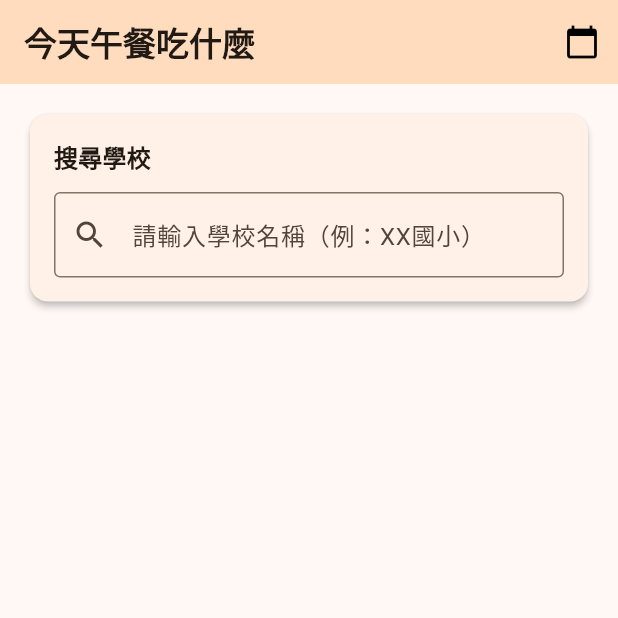
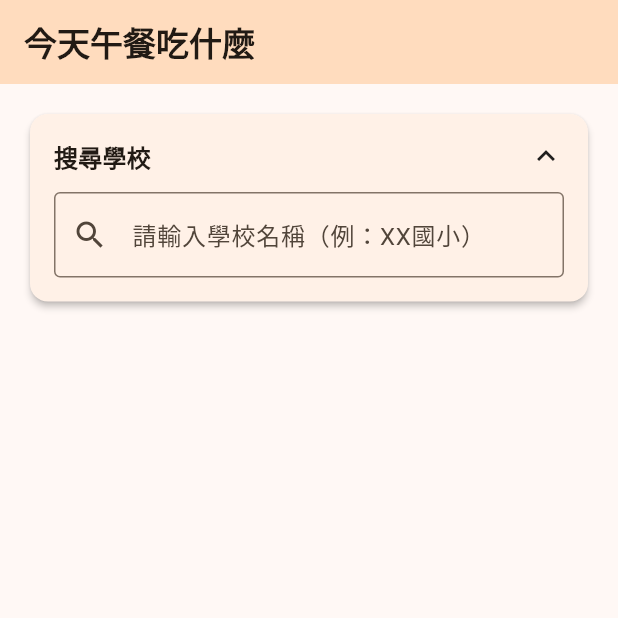
Before and after one commit to ChiuHuang/LunchToday, a Flutter app: the screen it shows after launch, on a phone screen of 412 x 824 dp, the top half of it. Run offline on Flutter 3.47's test engine with Material 3 defaults, Android fonts, the phone set to English and light mode, and no system bars.

Commit message:
modified:   lib/main.dart

```diff
--- a/lib/main.dart
+++ b/lib/main.dart
@@ -40,6 +40,7 @@ class _LunchMenuHomePageState extends State<LunchMenuHomePage> {
   bool _isLoading = false;
   String _errorMessage = '';
   DateTime _selectedDate = DateTime.now();
+  bool _isSchoolPickerExpanded = true;
 
   @override
   void initState() {
@@ -165,13 +166,6 @@ class _LunchMenuHomePageState extends State<LunchMenuHomePage> {
           '今天午餐吃什麼',
           style: TextStyle(fontWeight: FontWeight.bold),
         ),
-        actions: <Widget>[
-          IconButton(
-            icon: const Icon(Icons.calendar_today, color: Colors.black),
-            onPressed: () => _showDatePicker(context),
-            tooltip: '選擇日期查看午餐',
-          ),
-        ],
         backgroundColor: Theme.of(context).colorScheme.primaryContainer,
         elevation: 0,
       ),
@@ -187,12 +181,31 @@ class _LunchMenuHomePageState extends State<LunchMenuHomePage> {
                 child: Column(
                   crossAxisAlignment: CrossAxisAlignment.start,
                   children: [
+                    InkWell(
+                      onTap: () {
+                        setState(() {
+                          _isSchoolPickerExpanded = !_isSchoolPickerExpanded;
+                        });
+                      },
+                      child: Row(
+                        children: [
                           Text(
-                      '搜尋學校',
-                      style: Theme.of(context).textTheme.titleMedium?.copyWith(
-                        fontWeight: FontWeight.bold,
+                            _selectedSchool == null
+                                ? '搜尋學校'
+                                : '已選擇: ${_selectedSchool!.schoolName}',
+                            style: Theme.of(context).textTheme.titleMedium
+                                ?.copyWith(fontWeight: FontWeight.bold),
+                          ),
+                          const Spacer(),
+                          Icon(
+                            _isSchoolPickerExpanded
+                                ? Icons.expand_less
+                                : Icons.expand_more,
+                          ),
+                        ],
                       ),
                     ),
+                    if (_isSchoolPickerExpanded) ...[
                       const SizedBox(height: 12),
                       TextField(
                         controller: _searchController,
@@ -219,11 +232,13 @@ class _LunchMenuHomePageState extends State<LunchMenuHomePage> {
                                 subtitle: Text('學校代碼: ${school.schoolCode}'),
                                 onTap: () => _selectSchool(school),
                                 selected:
-                                  _selectedSchool?.schoolId == school.schoolId,
+                                    _selectedSchool?.schoolId ==
+                                    school.schoolId,
                               );
                             },
                           ),
                         ),
+                      ],
                     ],
                   ],
                 ),
```
Lines whose indentation alone changed are shown as unchanged.
